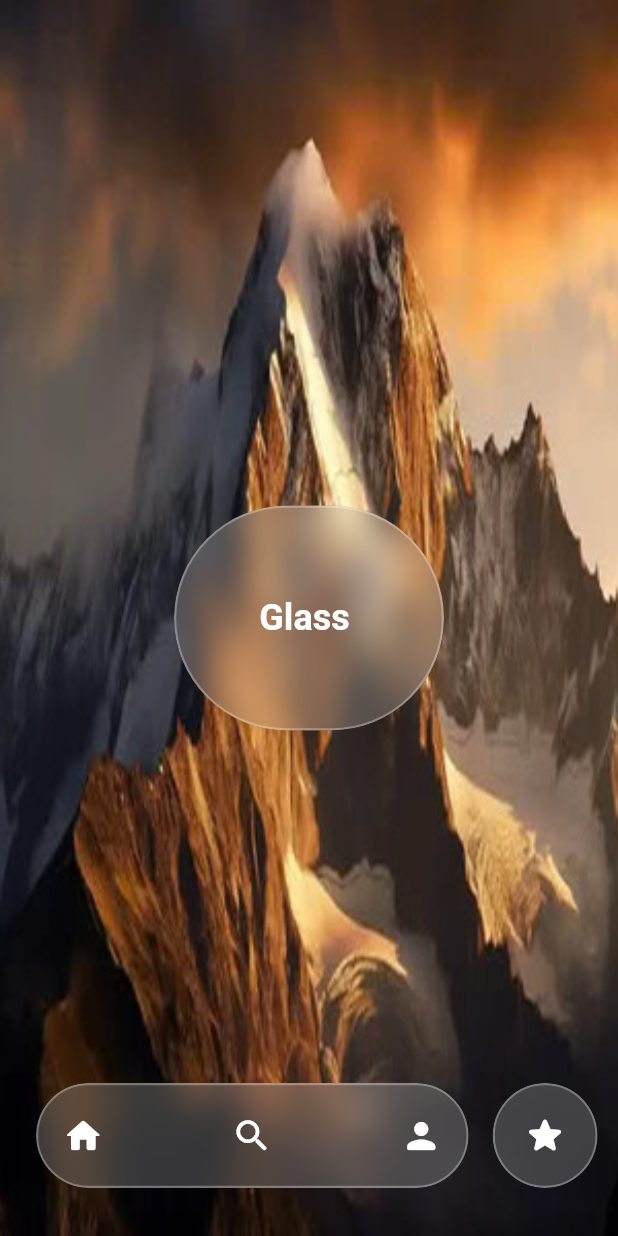
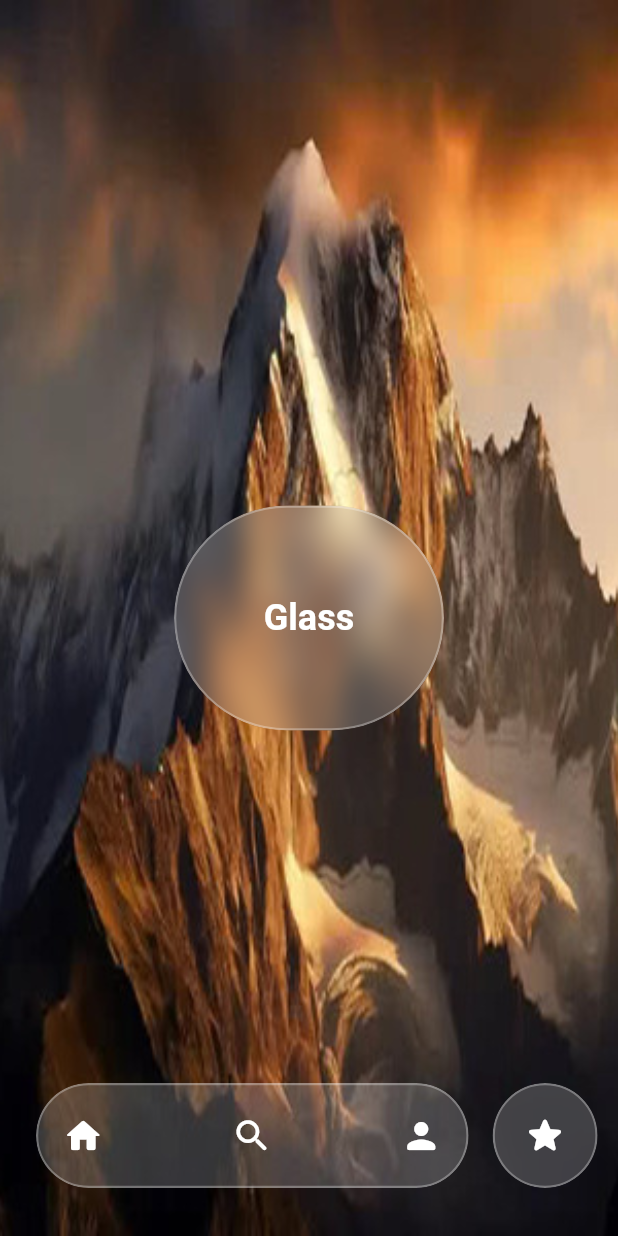
Before and after one commit to Someooo/my_flutter_template, a Flutter app: the screen it shows after launch, after a tap on the "star" icon, on a phone screen of 412 x 824 dp. Run offline on Flutter 3.47's test engine with Material 3 defaults, Android fonts, the light colour scheme and no system bars; our stand-ins replace equatable, firebase_analytics, firebase_crashlytics, flutter_screenutil, get; missing offline and left inert: cached_network_image_plus; accounts and stored records are empty; Roboto replaces fonts that are missing (Cairo).

Commit message:
Removed BackdropFilter from the overlay: Removed the BackdropFilter widget that was causing the blur The overlay now uses only a transparent container without blurring the content underneath

```diff
--- a/lib/features/home/presentation/screens/home_scrren.dart
+++ b/lib/features/home/presentation/screens/home_scrren.dart
@@ -16,6 +16,7 @@ class _HomeScreenState extends State<HomeScreen> {
   static const double _overlayHeight = 80;
   static const double _navigationBottomPadding = 32;
   static const double _navigationHeight = 70;
+  static const double _overlayExtension = 10; // How much overlay extends outside nav bar
 
   bool _showOverlay = false;
   double? _overlayLeft;
@@ -47,10 +48,13 @@ class _HomeScreenState extends State<HomeScreen> {
     final double navigationWidth = screenWidth * 0.7;
     final double navStart = 24;
     final double navEnd = navStart + navigationWidth;
-    final double initialOverlayLeft = navStart + (navigationWidth - _overlayWidth) / 2;
-    final double overlayMinLeft = navStart;
-    final double overlayMaxLeft = navEnd - _overlayWidth;
-    final double overlayBottom = _navigationBottomPadding + (_navigationHeight - _overlayHeight) / 2;
+    final double initialOverlayLeft =
+        navStart + (navigationWidth - _overlayWidth) / 2;
+    // Allow overlay to extend slightly outside navigation bar
+    final double overlayMinLeft = navStart - _overlayExtension;
+    final double overlayMaxLeft = navEnd - _overlayWidth + _overlayExtension;
+    final double overlayBottom =
+        _navigationBottomPadding + (_navigationHeight - _overlayHeight) / 2;
 
     final double overlayLeft = _overlayLeft ?? initialOverlayLeft;
 
@@ -58,6 +62,7 @@ class _HomeScreenState extends State<HomeScreen> {
         showAppBar: false,
         body: Stack(
           children: [
+            // الخلفية
             Positioned.fill(
               child: Container(
                 decoration: const BoxDecoration(
@@ -68,6 +73,8 @@ class _HomeScreenState extends State<HomeScreen> {
                 ),
               ),
             ),
+
+            // ClassContainer في الوسط
             Center(
               child: IgnorePointer(
                 ignoring: !_showClassContainer,
@@ -84,6 +91,34 @@ class _HomeScreenState extends State<HomeScreen> {
                 ),
               ),
             ),
+
+            // Navigation Bar
+            Positioned(
+              left: navStart,
+              bottom: 32,
+              child: GlassNavigationBar(
+                width: navigationWidth,
+                showOverlay: _showOverlay,
+                overlayLeft: overlayLeft,
+                overlayWidth: _overlayWidth,
+                navStart: navStart,
+                onPanDown: (details) {
+                  final desiredLeft =
+                      navStart + details.localPosition.dx - (_overlayWidth / 2);
+                  _showOverlayAt(desiredLeft, overlayMinLeft, overlayMaxLeft);
+                },
+                onPanUpdate: (details) {
+                  final desiredLeft =
+                      navStart + details.localPosition.dx - (_overlayWidth / 2);
+                  _showOverlayAt(desiredLeft, overlayMinLeft, overlayMaxLeft);
+                },
+                onPanEnd: (_) => _hideOverlay(),
+                onPanCancel: _hideOverlay,
+                onCircleButtonTap: _toggleClassContainer,
+              ),
+            ),
+
+            // Overlay فوق الـ Navigation Bar
             AnimatedPositioned(
               duration: const Duration(milliseconds: 120),
               curve: Curves.easeOut,
@@ -102,31 +137,8 @@ class _HomeScreenState extends State<HomeScreen> {
                 ),
               ),
             ),
-          Positioned(
-            left: navStart,
-            bottom: 32,
-            child: GlassNavigationBar(
-              width: navigationWidth,
-              showOverlay: _showOverlay,
-              overlayLeft: overlayLeft,
-              overlayWidth: _overlayWidth,
-              navStart: navStart,
-              onPanDown: (details) {
-                final desiredLeft = navStart + details.localPosition.dx - (_overlayWidth / 2);
-                _showOverlayAt(desiredLeft, overlayMinLeft, overlayMaxLeft);
-              },
-              onPanUpdate: (details) {
-                final desiredLeft = navStart + details.localPosition.dx - (_overlayWidth / 2);
-                _showOverlayAt(desiredLeft, overlayMinLeft, overlayMaxLeft);
-              },
-              onPanEnd: (_) => _hideOverlay(),
-              onPanCancel: _hideOverlay,
-              onCircleButtonTap: _toggleClassContainer,
-            ),
-          ),
           ],
-      ),
-    );
+        ));
   }
 }
 
@@ -134,14 +146,20 @@ class GlassContainer extends StatelessWidget {
   final Widget child;
   final double width;
   final double height;
+  final bool enableBlur;
 
-  const GlassContainer({super.key, required this.width, required this.height, required this.child});
+  const GlassContainer({
+    super.key,
+    required this.width,
+    required this.height,
+    required this.child,
+    this.enableBlur = true,
+  });
+
   @override
   Widget build(BuildContext context) {
-    return ClipRRect(
+    final Widget container = ClipRRect(
       borderRadius: BorderRadius.circular(100),
-      child: BackdropFilter(
-        filter: ImageFilter.blur(sigmaX: 10, sigmaY: 10),
       child: Container(
         width: width,
         height: height,
@@ -150,12 +168,22 @@ class GlassContainer extends StatelessWidget {
           borderRadius: BorderRadius.circular(100),
           border: Border.all(
             width: 1.5,
-              color: Colors.white.withValues(alpha: 0.3)
+            color: Colors.white.withValues(alpha: 0.3),
           ),
         ),
         child: child,
       ),
+    );
 
+    if (!enableBlur) {
+      return container;
+    }
+
+    return ClipRRect(
+      borderRadius: BorderRadius.circular(100),
+      child: BackdropFilter(
+        filter: ImageFilter.blur(sigmaX: 10, sigmaY: 10),
+        child: container,
       ),
     );
   }
@@ -187,7 +215,10 @@ class GlassNavigationBar extends StatelessWidget {
   });
 
   int _getActiveIconIndex(double navWidth) {
-    if (!showOverlay || overlayLeft == null || navStart == null || overlayWidth == null) return -1;
+    if (!showOverlay ||
+        overlayLeft == null ||
+        navStart == null ||
+        overlayWidth == null) return -1;
 
     // Calculate the center of the overlay
     final double overlayCenter = overlayLeft! + (overlayWidth! / 2);
@@ -227,6 +258,7 @@ class GlassNavigationBar extends StatelessWidget {
           child: GlassContainer(
             width: navWidth,
             height: 70,
+            enableBlur: false,
             child: Padding(
               padding: const EdgeInsets.symmetric(horizontal: 16),
               child: Row(
@@ -275,26 +307,23 @@ class GlassActionWidget extends StatelessWidget {
       width: width,
       height: height,
       child: ClipRRect(
-        borderRadius: BorderRadius.circular(26),
-        child: BackdropFilter(
-          filter: ImageFilter.blur(sigmaX: 12, sigmaY: 12),
+        borderRadius: BorderRadius.circular(100),
         child: Container(
           decoration: BoxDecoration(
-              color: Colors.white.withValues(alpha: 0.18),
-              borderRadius: BorderRadius.circular(26),
+            color: Colors.white.withValues(alpha: 0.08),
+            borderRadius: BorderRadius.circular(100),
             border: Border.all(
               width: 1.4,
-                color: Colors.white.withValues(alpha: 0.28),
+              color: Colors.white.withValues(alpha: 0.15),
             ),
             boxShadow: [
               BoxShadow(
-                  color: Colors.white.withValues(alpha: 0.12),
-                  blurRadius: 12,
+                color: Colors.white.withValues(alpha: 0.08),
+                blurRadius: 8,
                 spreadRadius: 1,
-                  offset: const Offset(0, 6),
+                offset: const Offset(0, 4),
               ),
             ],
-            ),
           ),
         ),
       ),
@@ -361,7 +390,7 @@ class ClassContainer extends StatelessWidget {
           ),
           child: const Center(
             child: Text(
-              'Glass ',
+              'Glass',
               style: TextStyle(
                 color: Colors.white,
                 fontSize: 24,
```
Lines whose indentation alone changed are shown as unchanged.
